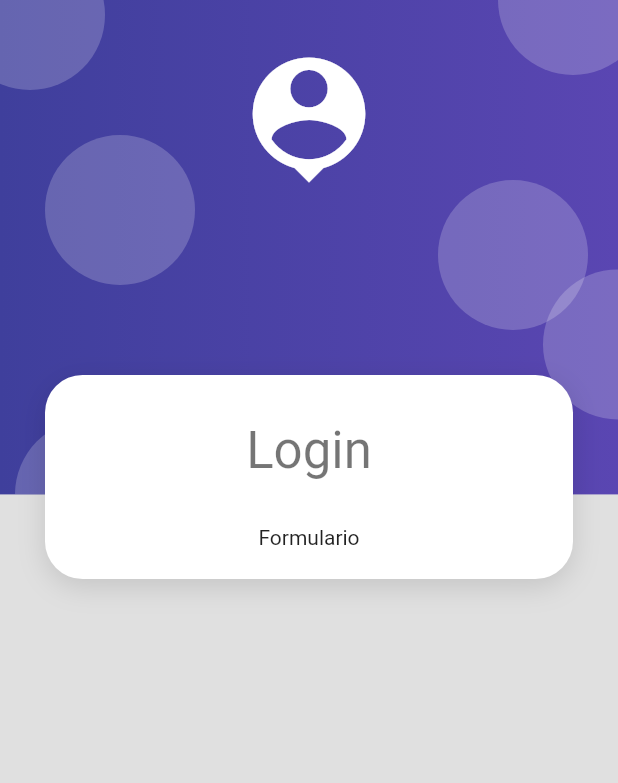
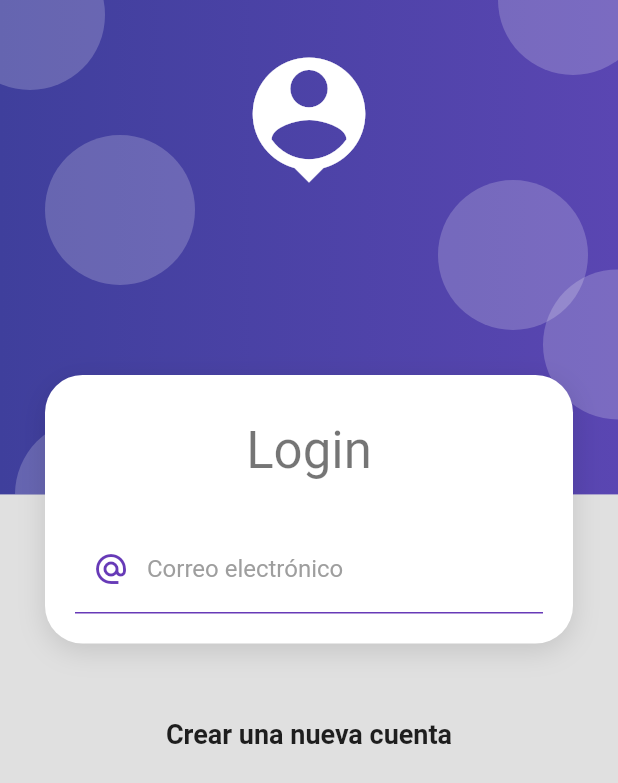
Before and after one commit to Roberthrjr/productos_app, a Flutter app: the screen it shows after launch, on a phone screen of 412 x 824 dp. Shown: the top 783 px of the screen. Run offline on Flutter 3.47's test engine with Material 2 defaults, Android fonts, the phone set to English and light mode, and no system bars.

Commit message:
Formulario de correo electrónico (page login)

```diff
--- a/lib/screens/login_screen.dart
+++ b/lib/screens/login_screen.dart
@@ -13,20 +13,21 @@ class LoginScreen extends StatelessWidget {
               CardContainer(
                 child: Column(
                   children: [
-                    const SizedBox(
-                      height: 10,
-                    ),
+                    const SizedBox(height: 10),
                     Text(
                       'Login',
                       style: Theme.of(context).textTheme.headline4,
                     ),
-                    const SizedBox(
-                      height: 30,
-                    ),
-                    const Text('Formulario')
+                    const SizedBox(height: 30),
+                    _LoginForm(),
                   ],
                 ),
               ),
+              SizedBox(height: 50),
+              Text(
+                'Crear una nueva cuenta',
+                style: TextStyle(fontSize: 18, fontWeight: FontWeight.bold),
+              )
             ],
           ),
         ),
@@ -34,3 +35,44 @@ class LoginScreen extends StatelessWidget {
     );
   }
 }
+
+class _LoginForm extends StatelessWidget {
+  @override
+  Widget build(BuildContext context) {
+    return Container(
+      child: Form(
+        //TODO: mantener la referencia al KEY
+        child: Column(
+          children: [
+            TextFormField(
+              autocorrect: false,
+              keyboardType: TextInputType.emailAddress,
+              decoration: InputDecoration(
+                enabledBorder: UnderlineInputBorder(
+                  borderSide: BorderSide(
+                    color: Colors.deepPurple,
+                  ),
+                ),
+                focusedBorder: UnderlineInputBorder(
+                  borderSide: BorderSide(
+                    color: Colors.deepPurple,
+                    width: 2,
+                  ),
+                ),
+                hintText: 'ejemplo@ejemplo.com',
+                labelText: 'Correo electrónico',
+                labelStyle: TextStyle(
+                  color: Colors.grey,
+                ),
+                prefixIcon: Icon(
+                  Icons.alternate_email_sharp,
+                  color: Colors.deepPurple,
+                ),
+              ),
+            ),
+          ],
+        ),
+      ),
+    );
+  }
+}
```
